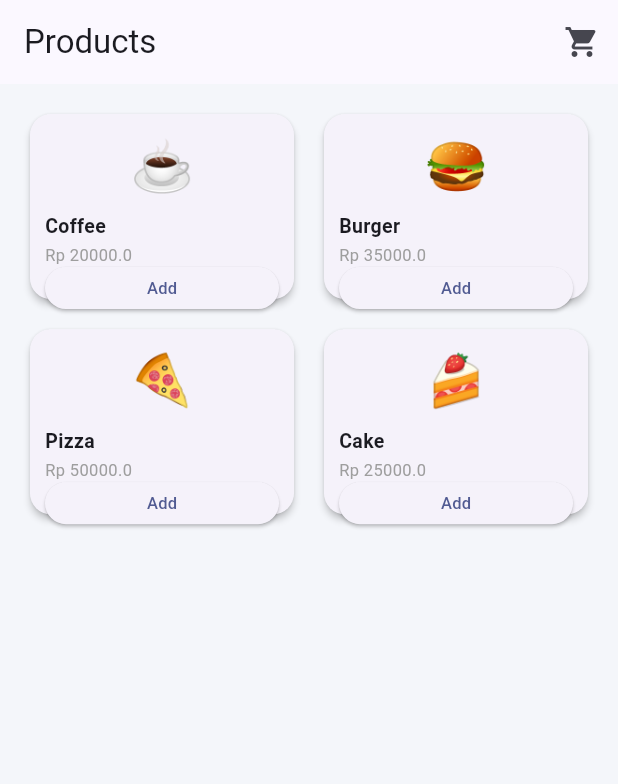
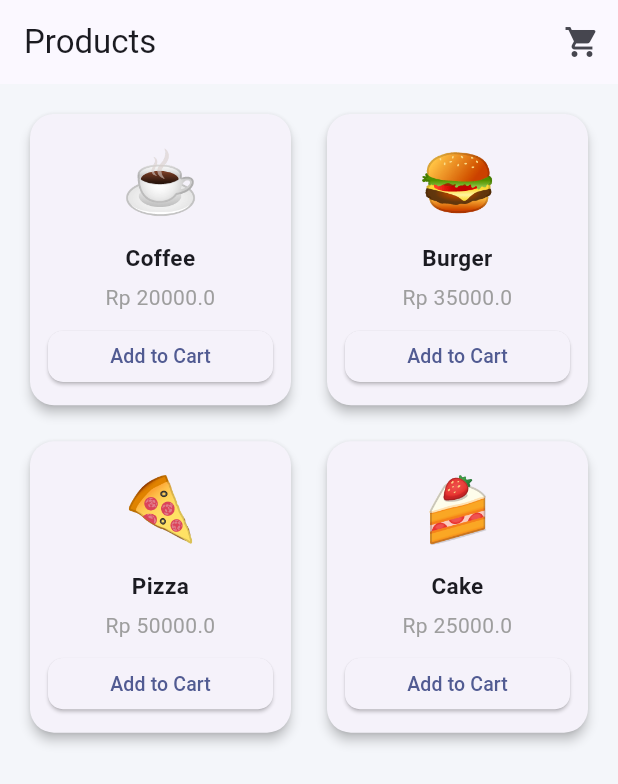
Before and after one commit to Ihsann333/Part-5-PAB, a Flutter app: the screen it shows after launch, on a phone screen of 412 x 824 dp. Shown: the top 784 px of the screen. Run offline on Flutter 3.47's test engine with Material 3 defaults, Android fonts, the phone set to English and light mode, and no system bars.

Commit message:
Update UI product page

```diff
--- a/lib/pages/product_page.dart
+++ b/lib/pages/product_page.dart
@@ -48,60 +48,87 @@ class ProductPage extends StatelessWidget {
           ),
         ],
       ),
-      body: GridView.builder(
+
+      body: LayoutBuilder(
+        builder: (context, constraints) {
+
+          int crossAxisCount;
+
+          if (constraints.maxWidth > 1200) {
+            crossAxisCount = 6;
+          } else if (constraints.maxWidth > 800) {
+            crossAxisCount = 4;
+          } else if (constraints.maxWidth > 600) {
+            crossAxisCount = 3;
+          } else {
+            crossAxisCount = 2;
+          }
+
+          return GridView.builder(
             padding: const EdgeInsets.all(16),
             itemCount: products.length,
-        gridDelegate:
-            const SliverGridDelegateWithFixedCrossAxisCount(
-          crossAxisCount: 2,
-          mainAxisSpacing: 12,
-          crossAxisSpacing: 12,
-          childAspectRatio: 1.4,
+            gridDelegate: SliverGridDelegateWithFixedCrossAxisCount(
+              crossAxisCount: crossAxisCount,
+              mainAxisSpacing: 16,
+              crossAxisSpacing: 16,
+              childAspectRatio: 0.9,
             ),
             itemBuilder: (_, index) {
               final product = products[index];
 
               return Card(
-            elevation: 2,
+                elevation: 3,
                 shape: RoundedRectangleBorder(
-              borderRadius: BorderRadius.circular(14),
+                  borderRadius: BorderRadius.circular(16),
                 ),
                 child: Padding(
-              padding: const EdgeInsets.all(10),
+                  padding: const EdgeInsets.all(12),
                   child: Column(
-                crossAxisAlignment: CrossAxisAlignment.start,
+                    mainAxisAlignment: MainAxisAlignment.center,
+                    crossAxisAlignment: CrossAxisAlignment.center,
                     children: [
-                  Center(
-                    child: Text(
+                      Text(
                         product.emoji,
-                      style: const TextStyle(fontSize: 34),
+                        style: const TextStyle(fontSize: 42),
                       ),
-                  ),
-                  const SizedBox(height: 6),
+
+                      const SizedBox(height: 10),
+
                       Text(
                         product.name,
+                        textAlign: TextAlign.center,
                         style: const TextStyle(
-                      fontSize: 13,
+                          fontSize: 15,
                           fontWeight: FontWeight.w600,
                         ),
                       ),
-                  const SizedBox(height: 2),
+
+                      const SizedBox(height: 6),
+
                       Text(
                         "Rp ${product.price}",
+                        textAlign: TextAlign.center,
                         style: const TextStyle(
-                      fontSize: 11,
+                          fontSize: 14,
                           color: Colors.grey,
                         ),
                       ),
-                  const Spacer(),
+
+                      const SizedBox(height: 12),
+
                       SizedBox(
-                    height: 28,
+                        height: 34,
                         width: double.infinity,
                         child: ElevatedButton(
                           onPressed: () => cart.add(product),
+                          style: ElevatedButton.styleFrom(
+                            shape: RoundedRectangleBorder(
+                              borderRadius: BorderRadius.circular(10),
+                            ),
+                          ),
                           child: const Text(
-                        "Add",
-                        style: TextStyle(fontSize: 11),
+                            "Add to Cart",
+                            style: TextStyle(fontSize: 13),
                           ),
                         ),
                       ),
@@ -110,6 +137,8 @@ class ProductPage extends StatelessWidget {
                 ),
               );
             },
+          );
+        },
       ),
     );
   }
```
Lines whose indentation alone changed are shown as unchanged.
